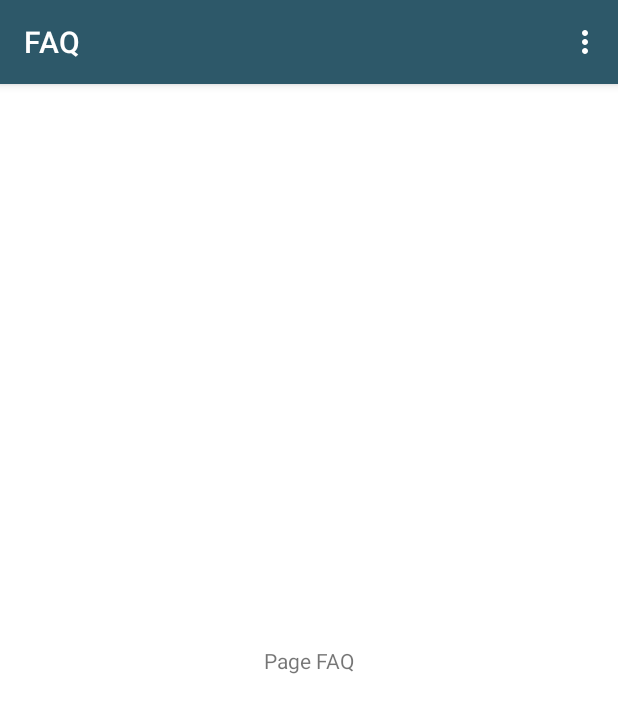
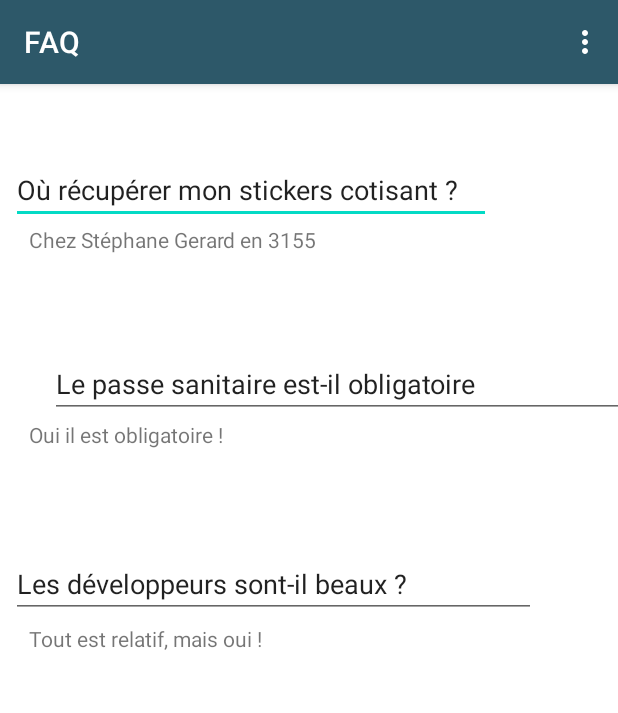
Before and after one commit to colletjea/appKenaii, an Android app: the FAQ screen opened directly, with no data from a screen before it, on a phone screen of 412 x 824 dp. Shown: the top 713 px of the screen. Run offline under Robolectric (Android 15) with nearby library versions, the phone set to English and light mode, and no system bars.

Commit message:
Détails des modifs : - FAQ fait

```diff
--- a/app/src/main/res/layout/activity_create_event.xml
+++ b/app/src/main/res/layout/activity_create_event.xml
@@ -44,7 +44,7 @@
         android:ems="10"
         android:gravity="center"
         android:hint="Date"
-        android:inputType="textPersonName"
+        android:inputType="date"
         app:layout_constraintBottom_toTopOf="@+id/majEvent"
         app:layout_constraintEnd_toEndOf="parent"
         app:layout_constraintHorizontal_bias="0.497"
@@ -94,4 +94,6 @@
         app:layout_constraintStart_toStartOf="parent" />
 
 
+
+
 </androidx.constraintlayout.widget.ConstraintLayout>
--- a/app/src/main/res/layout/activity_faq.xml
+++ b/app/src/main/res/layout/activity_faq.xml
@@ -6,13 +6,85 @@
     android:layout_height="match_parent"
     tools:context=".FAQ">
 
+    <EditText
+        android:id="@+id/editTextTextPersonName"
+        android:layout_width="320dp"
+        android:layout_height="wrap_content"
+        android:layout_marginTop="48dp"
+        android:ems="10"
+        android:inputType="textPersonName"
+        android:text="Où récupérer mon stickers cotisant ?"
+        app:layout_constraintEnd_toEndOf="parent"
+        app:layout_constraintHorizontal_bias="0.079"
+        app:layout_constraintStart_toStartOf="parent"
+        app:layout_constraintTop_toTopOf="parent" />
+
     <TextView
-        android:id="@+id/textView4"
-        android:layout_width="wrap_content"
+        android:id="@+id/textView9"
+        android:layout_width="400dp"
         android:layout_height="wrap_content"
-        android:text="Page FAQ"
+        android:layout_marginTop="4dp"
+        android:layout_marginLeft="20dp"
+        android:layout_marginBottom="67dp"
+        android:text="Chez Stéphane Gerard en 3155"
+        app:layout_constraintBottom_toTopOf="@+id/editTextTextPersonName2"
+        app:layout_constraintEnd_toEndOf="parent"
+        app:layout_constraintHorizontal_bias="0.133"
+        app:layout_constraintStart_toStartOf="parent"
+        app:layout_constraintTop_toBottomOf="@+id/editTextTextPersonName" />
+
+    <EditText
+        android:id="@+id/editTextTextPersonName2"
+        android:layout_width="400dp"
+        android:layout_height="wrap_content"
+        android:layout_marginTop="84dp"
+        android:ems="10"
+        android:inputType="textPersonName"
+        android:layout_marginLeft="70dp"
+        android:text="Le passe sanitaire est-il obligatoire"
+        app:layout_constraintEnd_toEndOf="parent"
+        app:layout_constraintHorizontal_bias="0.636"
+        app:layout_constraintStart_toStartOf="parent"
+        app:layout_constraintTop_toBottomOf="@+id/editTextTextPersonName" />
+
+    <TextView
+        android:id="@+id/textView10"
+        android:layout_width="320dp"
+        android:layout_height="wrap_content"
+        android:layout_marginTop="4dp"
+        android:layout_marginBottom="67dp"
+        android:text="Oui il est obligatoire !"
+        app:layout_constraintBottom_toTopOf="@+id/editTextTextPersonName3"
+        app:layout_constraintEnd_toEndOf="parent"
+        app:layout_constraintHorizontal_bias="0.208"
+        app:layout_constraintStart_toStartOf="parent"
+        app:layout_constraintTop_toBottomOf="@+id/editTextTextPersonName2"
+        app:layout_constraintVertical_bias="1.0" />
+
+    <EditText
+        android:id="@+id/editTextTextPersonName3"
+        android:layout_width="350dp"
+        android:layout_height="wrap_content"
+        android:layout_marginTop="88dp"
+        android:ems="10"
+        android:inputType="textPersonName"
+        android:text="Les développeurs sont-il beaux ?"
+        app:layout_constraintEnd_toEndOf="parent"
+        app:layout_constraintHorizontal_bias="0.114"
+        app:layout_constraintStart_toStartOf="parent"
+        app:layout_constraintTop_toBottomOf="@+id/editTextTextPersonName2" />
+
+    <TextView
+        android:id="@+id/textView11"
+        android:layout_width="320dp"
+        android:layout_height="wrap_content"
+        android:layout_marginTop="4dp"
+        android:text="Tout est relatif, mais oui !"
         app:layout_constraintBottom_toBottomOf="parent"
         app:layout_constraintEnd_toEndOf="parent"
+        app:layout_constraintHorizontal_bias="0.208"
         app:layout_constraintStart_toStartOf="parent"
-        app:layout_constraintTop_toTopOf="parent" />
+        app:layout_constraintTop_toBottomOf="@+id/editTextTextPersonName3"
+        app:layout_constraintVertical_bias="0.0"
+        tools:ignore="MissingConstraints" />
 </androidx.constraintlayout.widget.ConstraintLayout>
```
Also changed, not shown: app/src/main/java/com/example/appkenai/FAQ.java (+8 -0 lines).
